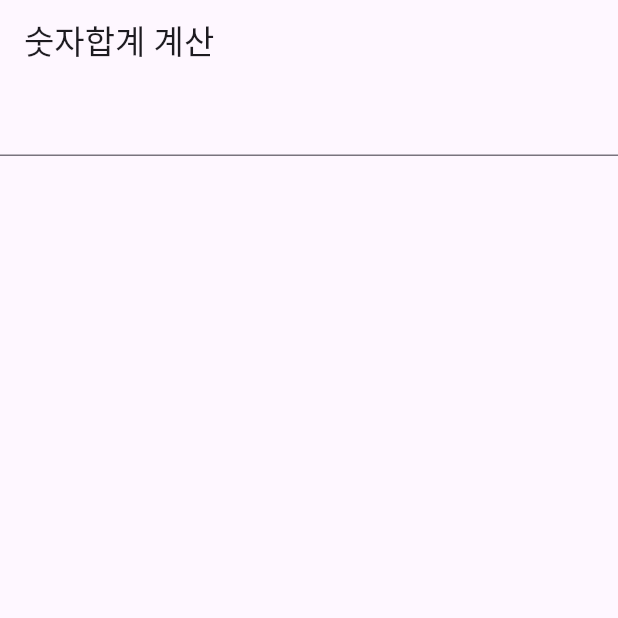
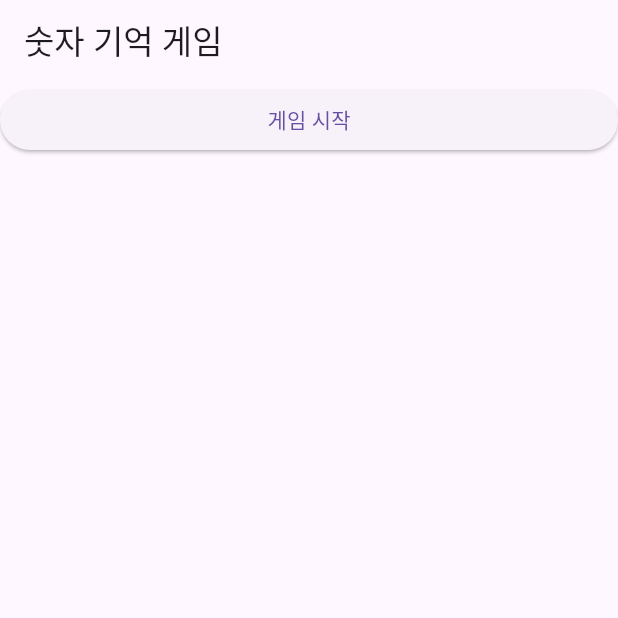
Before and after one commit to niw5924/flutter-coding-test-practice, a Flutter app: the screen it shows after launch, on a phone screen of 412 x 824 dp, the top half of it. Run offline on Flutter 3.47's test engine with Material 3 defaults, Android fonts, the phone set to English and light mode, and no system bars.

Commit message:
코딩테스트 초급 7일차

```diff
--- /dev/null
+++ b/lib/levels/beginner/day7_memory_game.dart
@@ -0,0 +1,80 @@
+import 'dart:math';
+
+import 'package:flutter/material.dart';
+
+class Day7Page extends StatefulWidget {
+  const Day7Page({super.key});
+
+  @override
+  State<StatefulWidget> createState() => _Day7PageState();
+}
+
+class _Day7PageState extends State<Day7Page> {
+  int number = 0;
+  bool isShowed = false;
+  final _controller = TextEditingController();
+  String answerText = "";
+
+  void startGame() {
+    setState(() {
+      number = Random().nextInt(999) + 1;
+      isShowed = true;
+    });
+    Future.delayed(Duration(seconds: 2), () {
+      setState(() {
+        isShowed = false;
+      });
+    });
+  }
+
+  void checkAnswer() {
+    final controllerText = _controller.text.trim();
+    final myAnswer = int.tryParse(controllerText);
+
+    setState(() {
+      if (myAnswer != null) {
+        if (number == myAnswer) {
+          answerText = "정답입니다.";
+        } else {
+          answerText = "오답입니다.";
+        }
+      } else {
+        answerText = "유효한 값을 입력해주세요.";
+      }
+    });
+  }
+
+  @override
+  Widget build(BuildContext context) {
+    return Scaffold(
+      appBar: AppBar(title: Text("숫자 기억 게임")),
+      body: Column(
+        crossAxisAlignment: CrossAxisAlignment.stretch,
+        children: [
+          ElevatedButton(
+            onPressed: startGame,
+            child: Text("게임 시작"),
+          ),
+          const SizedBox(height: 12),
+          if (isShowed) Text("$number"),
+          const SizedBox(height: 12),
+          if (!isShowed && number != 0)
+            Column(
+              children: [
+                TextField(
+                  controller: _controller,
+                  decoration: InputDecoration(hintText: "정답을 입력하세요"),
+                ),
+                const SizedBox(height: 12),
+                ElevatedButton(
+                  onPressed: checkAnswer,
+                  child: Text("정답 확인"),
+                ),
+                Text(answerText),
+              ],
+            ),
+        ],
+      ),
+    );
+  }
+}
--- a/lib/main.dart
+++ b/lib/main.dart
@@ -1,5 +1,5 @@
 import 'package:flutter/material.dart';
-import 'package:flutter_coding_test_practice/levels/beginner/day6_sum_calculator.dart';
+import 'package:flutter_coding_test_practice/levels/beginner/day7_memory_game.dart';
 
 void main() {
   runApp(MyApp());
@@ -15,7 +15,7 @@ class MyApp extends StatelessWidget {
       theme: ThemeData(primarySwatch: Colors.blue),
 
       /// 이 부분만 바꿔야 함.
-      home: Day6Page(),
+      home: Day7Page(),
     );
   }
 }
```
Also changed, not shown: 1 other file.
